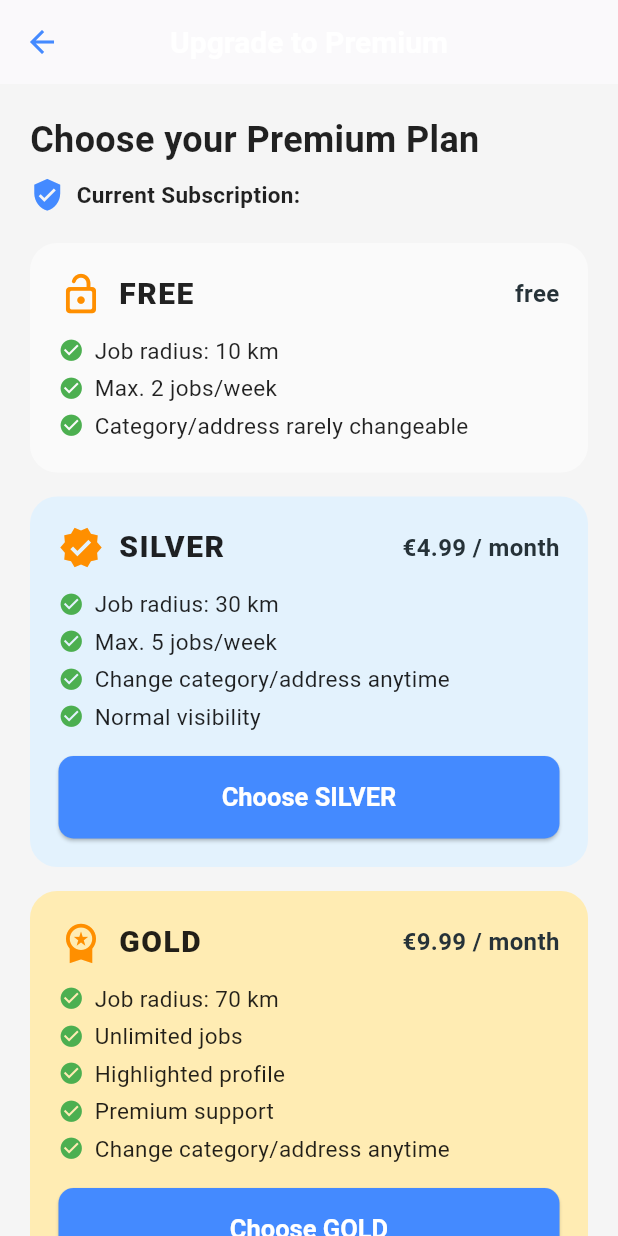
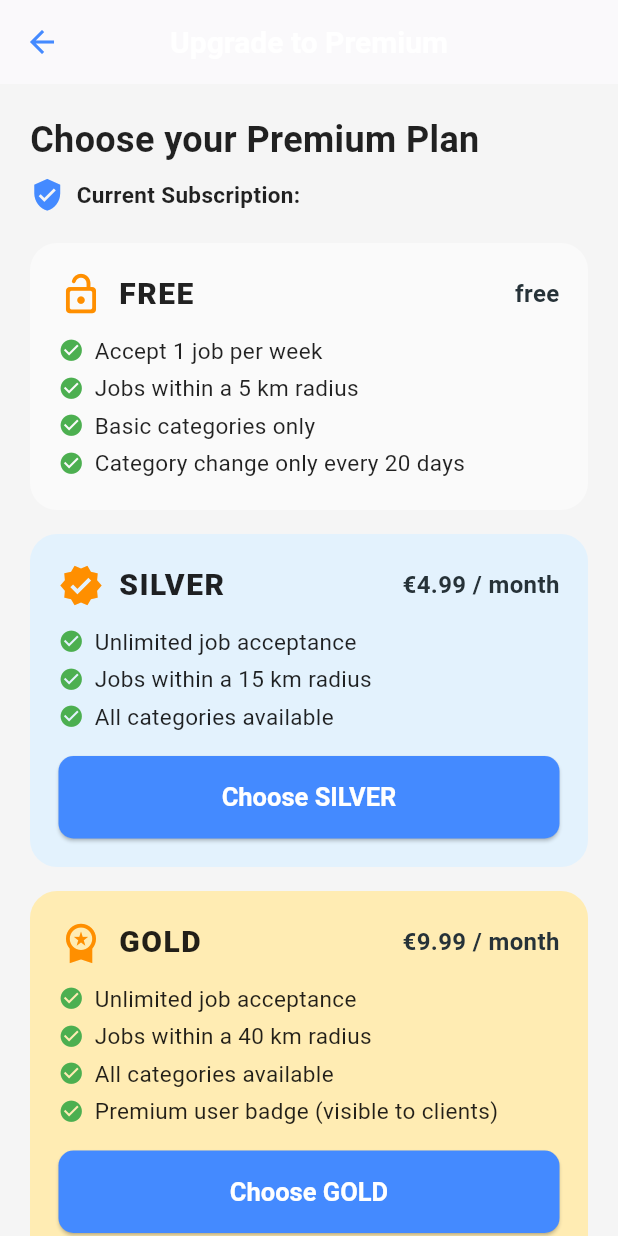
Before and after one commit to Quinten1995/atyourservice, a Flutter app: the PremiumScreen screen opened directly, on a phone screen of 412 x 824 dp. Run offline on Flutter 3.47's test engine with Material 3 defaults, Android fonts, the phone set to English and light mode, and no system bars; our stand-ins replace firebase_core, firebase_messaging, flutter_rating_bar, image_picker, supabase_flutter; accounts and stored records are empty.

Commit message:
Premium-Badge für Gold-Dienstleister (multilanguage-incomplete)

```diff
--- a/lib/l10n/app_en.arb
+++ b/lib/l10n/app_en.arb
@@ -56,20 +56,19 @@
   "premiumChoosePlan": "Choose your Premium Plan",
   "premiumCurrentPlan": "Current Subscription:",
   "premiumFreePrice": "free",
-  "premiumFreeFeature1": "Job radius: 10 km",
-  "premiumFreeFeature2": "Max. 2 jobs/week",
-  "premiumFreeFeature3": "Category/address rarely changeable",
   "premiumSilverPrice": "€4.99 / month",
-  "premiumSilverFeature1": "Job radius: 30 km",
-  "premiumSilverFeature2": "Max. 5 jobs/week",
-  "premiumSilverFeature3": "Change category/address anytime",
-  "premiumSilverFeature4": "Normal visibility",
   "premiumGoldPrice": "€9.99 / month",
-  "premiumGoldFeature1": "Job radius: 70 km",
-  "premiumGoldFeature2": "Unlimited jobs",
-  "premiumGoldFeature3": "Highlighted profile",
-  "premiumGoldFeature4": "Premium support",
-  "premiumGoldFeature5": "Change category/address anytime",
+  "premiumFreeFeature1": "Accept 1 job per week",
+  "premiumFreeFeature2": "Jobs within a 5 km radius",
+  "premiumFreeFeature3": "Basic categories only",
+  "premiumFreeFeature4": "Category change only every 20 days",
+  "premiumSilverFeature1": "Unlimited job acceptance",
+  "premiumSilverFeature2": "Jobs within a 15 km radius",
+  "premiumSilverFeature3": "All categories available",
+  "premiumGoldFeature1": "Unlimited job acceptance",
+  "premiumGoldFeature2": "Jobs within a 40 km radius",
+  "premiumGoldFeature3": "All categories available",
+  "premiumGoldFeature4": "Premium user badge (visible to clients)",
   "premiumChooseButton": "Choose {title}",
   "premiumPaymentNote": "Note: All payments are securely processed via Apple or Google. You can cancel or manage your subscription anytime in the store.",
   "premiumSilverComingSoon": "Silver coming soon!",
@@ -235,5 +234,7 @@
   "category_waescheservice": "Laundry service",
   "category_webdesign": "Web design",
   "category_einkaufsservice": "Shopping service",
-  "category_haustierbetreuung": "Pet care"
+  "category_haustierbetreuung": "Pet care",
+  "premiumBadgeLabel": "Premium"
+
 }
--- a/lib/l10n/app_localizations.dart
+++ b/lib/l10n/app_localizations.dart
@@ -413,89 +413,83 @@ abstract class AppLocalizations {
   /// **'free'**
   String get premiumFreePrice;
 
-  /// No description provided for @premiumFreeFeature1.
-  ///
-  /// In en, this message translates to:
-  /// **'Job radius: 10 km'**
-  String get premiumFreeFeature1;
-
-  /// No description provided for @premiumFreeFeature2.
-  ///
-  /// In en, this message translates to:
-  /// **'Max. 2 jobs/week'**
-  String get premiumFreeFeature2;
-
-  /// No description provided for @premiumFreeFeature3.
-  ///
-  /// In en, this message translates to:
-  /// **'Category/address rarely changeable'**
-  String get premiumFreeFeature3;
-
   /// No description provided for @premiumSilverPrice.
   ///
   /// In en, this message translates to:
   /// **'€4.99 / month'**
   String get premiumSilverPrice;
 
-  /// No description provided for @premiumSilverFeature1.
-  ///
-  /// In en, this message translates to:
-  /// **'Job radius: 30 km'**
-  String get premiumSilverFeature1;
-
-  /// No description provided for @premiumSilverFeature2.
-  ///
-  /// In en, this message translates to:
-  /// **'Max. 5 jobs/week'**
-  String get premiumSilverFeature2;
-
-  /// No description provided for @premiumSilverFeature3.
-  ///
-  /// In en, this message translates to:
-  /// **'Change category/address anytime'**
-  String get premiumSilverFeature3;
-
-  /// No description provided for @premiumSilverFeature4.
-  ///
-  /// In en, this message translates to:
-  /// **'Normal visibility'**
-  String get premiumSilverFeature4;
-
   /// No description provided for @premiumGoldPrice.
   ///
   /// In en, this message translates to:
   /// **'€9.99 / month'**
   String get premiumGoldPrice;
 
+  /// No description provided for @premiumFreeFeature1.
+  ///
+  /// In en, this message translates to:
+  /// **'Accept 1 job per week'**
+  String get premiumFreeFeature1;
+
+  /// No description provided for @premiumFreeFeature2.
+  ///
+  /// In en, this message translates to:
+  /// **'Jobs within a 5 km radius'**
+  String get premiumFreeFeature2;
+
+  /// No description provided for @premiumFreeFeature3.
+  ///
+  /// In en, this message translates to:
+  /// **'Basic categories only'**
+  String get premiumFreeFeature3;
+
+  /// No description provided for @premiumFreeFeature4.
+  ///
+  /// In en, this message translates to:
+  /// **'Category change only every 20 days'**
+  String get premiumFreeFeature4;
+
+  /// No description provided for @premiumSilverFeature1.
+  ///
+  /// In en, this message translates to:
+  /// **'Unlimited job acceptance'**
+  String get premiumSilverFeature1;
+
+  /// No description provided for @premiumSilverFeature2.
+  ///
+  /// In en, this message translates to:
+  /// **'Jobs within a 15 km radius'**
+  String get premiumSilverFeature2;
+
+  /// No description provided for @premiumSilverFeature3.
+  ///
+  /// In en, this message translates to:
+  /// **'All categories available'**
+  String get premiumSilverFeature3;
+
   /// No description provided for @premiumGoldFeature1.
   ///
   /// In en, this message translates to:
-  /// **'Job radius: 70 km'**
+  /// **'Unlimited job acceptance'**
   String get premiumGoldFeature1;
 
   /// No description provided for @premiumGoldFeature2.
   ///
   /// In en, this message translates to:
-  /// **'Unlimited jobs'**
+  /// **'Jobs within a 40 km radius'**
   String get premiumGoldFeature2;
 
   /// No description provided for @premiumGoldFeature3.
   ///
   /// In en, this message translates to:
-  /// **'Highlighted profile'**
+  /// **'All categories available'**
   String get premiumGoldFeature3;
 
   /// No description provided for @premiumGoldFeature4.
   ///
   /// In en, this message translates to:
-  /// **'Premium support'**
+  /// **'Premium user badge (visible to clients)'**
   String get premiumGoldFeature4;
-
-  /// No description provided for @premiumGoldFeature5.
-  ///
-  /// In en, this message translates to:
-  /// **'Change category/address anytime'**
-  String get premiumGoldFeature5;
 
   /// No description provided for @premiumChooseButton.
   ///
@@ -1480,6 +1474,12 @@ abstract class AppLocalizations {
   /// In en, this message translates to:
   /// **'Pet care'**
   String get category_haustierbetreuung;
+
+  /// No description provided for @premiumBadgeLabel.
+  ///
+  /// In en, this message translates to:
+  /// **'Premium'**
+  String get premiumBadgeLabel;
 }
 
 class _AppLocalizationsDelegate extends LocalizationsDelegate<AppLocalizations> {
--- a/lib/l10n/app_localizations_en.dart
+++ b/lib/l10n/app_localizations_en.dart
@@ -181,46 +181,43 @@ class AppLocalizationsEn extends AppLocalizations {
   String get premiumFreePrice => 'free';
 
   @override
-  String get premiumFreeFeature1 => 'Job radius: 10 km';
-
-  @override
-  String get premiumFreeFeature2 => 'Max. 2 jobs/week';
-
-  @override
-  String get premiumFreeFeature3 => 'Category/address rarely changeable';
-
-  @override
   String get premiumSilverPrice => '€4.99 / month';
-
-  @override
-  String get premiumSilverFeature1 => 'Job radius: 30 km';
-
-  @override
-  String get premiumSilverFeature2 => 'Max. 5 jobs/week';
-
-  @override
-  String get premiumSilverFeature3 => 'Change category/address anytime';
-
-  @override
-  String get premiumSilverFeature4 => 'Normal visibility';
 
   @override
   String get premiumGoldPrice => '€9.99 / month';
 
   @override
-  String get premiumGoldFeature1 => 'Job radius: 70 km';
+  String get premiumFreeFeature1 => 'Accept 1 job per week';
 
   @override
-  String get premiumGoldFeature2 => 'Unlimited jobs';
+  String get premiumFreeFeature2 => 'Jobs within a 5 km radius';
 
   @override
-  String get premiumGoldFeature3 => 'Highlighted profile';
+  String get premiumFreeFeature3 => 'Basic categories only';
 
   @override
-  String get premiumGoldFeature4 => 'Premium support';
+  String get premiumFreeFeature4 => 'Category change only every 20 days';
 
   @override
-  String get premiumGoldFeature5 => 'Change category/address anytime';
+  String get premiumSilverFeature1 => 'Unlimited job acceptance';
+
+  @override
+  String get premiumSilverFeature2 => 'Jobs within a 15 km radius';
+
+  @override
+  String get premiumSilverFeature3 => 'All categories available';
+
+  @override
+  String get premiumGoldFeature1 => 'Unlimited job acceptance';
+
+  @override
+  String get premiumGoldFeature2 => 'Jobs within a 40 km radius';
+
+  @override
+  String get premiumGoldFeature3 => 'All categories available';
+
+  @override
+  String get premiumGoldFeature4 => 'Premium user badge (visible to clients)';
 
   @override
   String premiumChooseButton(Object title) {
@@ -741,4 +738,7 @@ class AppLocalizationsEn extends AppLocalizations {
 
   @override
   String get category_haustierbetreuung => 'Pet care';
+
+  @override
+  String get premiumBadgeLabel => 'Premium';
 }
--- a/lib/screens/dienstleister_dashboard_screen.dart
+++ b/lib/screens/dienstleister_dashboard_screen.dart
@@ -101,7 +101,7 @@ class _DienstleisterDashboardScreenState extends State<DienstleisterDashboardScr
       _laufendeAuftraegeMitUser = _alleLaufendenAuftraegeRaw;
 
       // Radius nach Abo-Typ bestimmen
-      double radiusKm = 10.0;
+      double radiusKm = 5.0;
       if (_aboTyp == 'silver') {
         radiusKm = 30.0;
       } else if (_aboTyp == 'gold') {
--- a/lib/screens/premium_screen.dart
+++ b/lib/screens/premium_screen.dart
@@ -101,6 +101,7 @@ class _PremiumScreenState extends State<PremiumScreen> {
                       l10n.premiumFreeFeature1,
                       l10n.premiumFreeFeature2,
                       l10n.premiumFreeFeature3,
+                      l10n.premiumFreeFeature4,
                     ],
                     highlighted: _aboTyp == 'free',
                     showButton: false, // Kein Button!
@@ -117,7 +118,6 @@ class _PremiumScreenState extends State<PremiumScreen> {
                       l10n.premiumSilverFeature1,
                       l10n.premiumSilverFeature2,
                       l10n.premiumSilverFeature3,
-                      l10n.premiumSilverFeature4,
                     ],
                     highlighted: _aboTyp == 'silver',
                     showButton: true,
@@ -139,7 +139,6 @@ class _PremiumScreenState extends State<PremiumScreen> {
                       l10n.premiumGoldFeature2,
                       l10n.premiumGoldFeature3,
                       l10n.premiumGoldFeature4,
-                      l10n.premiumGoldFeature5,
                     ],
                     highlighted: _aboTyp == 'gold',
                     showButton: true,
```
Also changed, not shown: lib/l10n/app_de.arb (+14 -15 lines), lib/l10n/app_es.arb (+11 -12 lines), lib/l10n/app_fr.arb (+14 -14 lines), lib/l10n/app_localizations_de.dart (+16 -16 lines), lib/l10n/app_localizations_es.dart (+26 -26 lines), lib/l10n/app_localizations_fr.dart (+27 -27 lines), lib/l10n/app_localizations_tr.dart (+26 -26 lines), lib/l10n/app_tr.arb (+14 -13 lines), lib/screens/auftrag_detail_screen.dart (+44 -16 lines), lib/screens/profil_dienstleister_screen.dart (+9 -3 lines).
